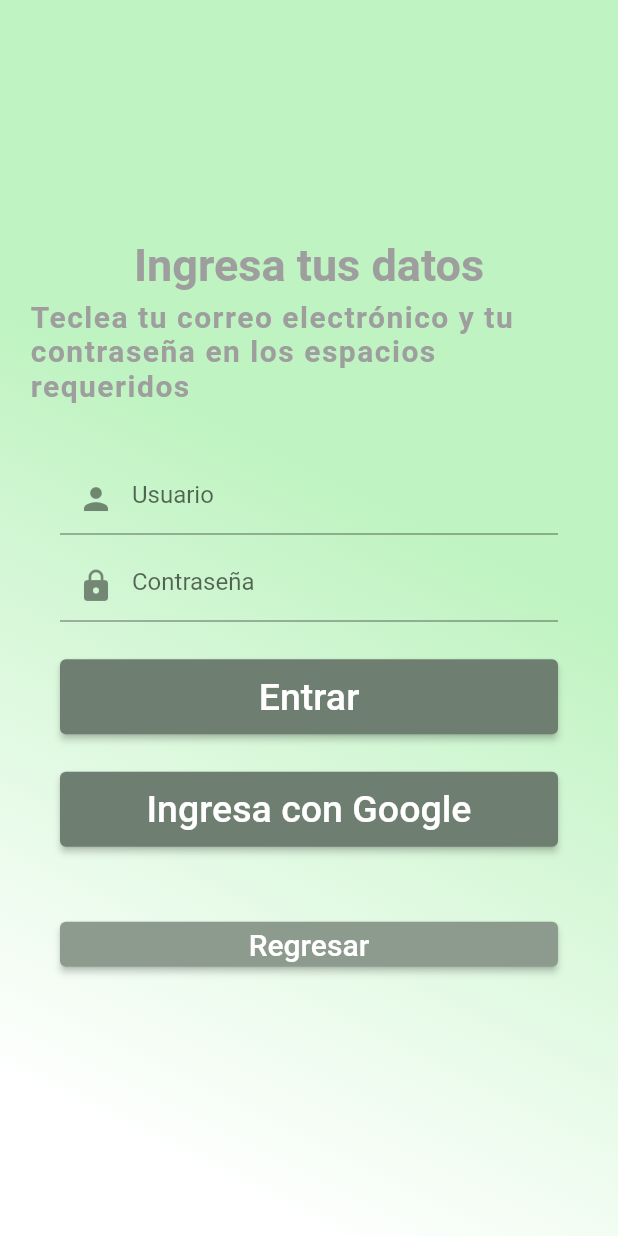
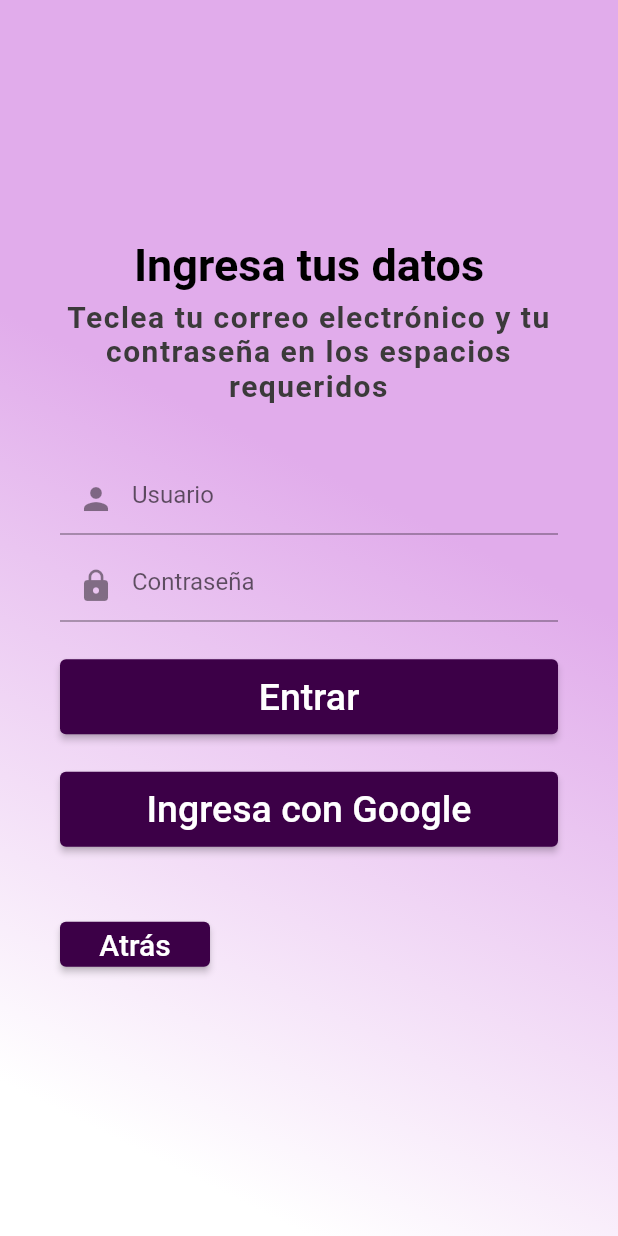
Before and after one commit to alexamgl/actividad2, a Flutter app: the screen it shows after launch, after a tap on "Siguiente 〉", on a phone screen of 412 x 824 dp. Run offline on Flutter 3.47's test engine with Material 2 defaults, Android fonts, the phone set to English and light mode, and no system bars.

Commit message:
envío 2

```diff
--- a/lib/pages/formulario.dart
+++ b/lib/pages/formulario.dart
@@ -1,5 +1,6 @@
 import 'package:flutter/material.dart';
 import 'package:actividad2/pages/welcome.dart';
+import 'package:flutter/services.dart';
 
 class Formulario extends StatefulWidget {
   const Formulario({super.key});
@@ -11,6 +12,9 @@ class Formulario extends StatefulWidget {
 class _FormularioState extends State<Formulario> {
   @override
   Widget build(BuildContext context) {
+    SystemChrome.setPreferredOrientations([DeviceOrientation.portraitUp]);
+    final orientation = MediaQuery.of(context).orientation;
+    final size = MediaQuery.of(context).size;
     return Scaffold(
       body: Stack(
         children: const [
@@ -30,7 +34,7 @@ class Fondo extends StatelessWidget {
     return Container(
       decoration: const BoxDecoration(
           gradient: LinearGradient(
-              colors: [Colors.white, Color.fromARGB(255, 191, 243, 193)],
+              colors: [Colors.white, Color.fromARGB(255, 225, 172, 235)],
               begin: Alignment.bottomCenter,
               end: Alignment.centerRight)),
     );
@@ -52,7 +56,7 @@ class Contenido extends StatelessWidget {
             child: Text(
               'Ingresa tus datos',
               style: TextStyle(
-                color: Colors.grey,
+                color: Colors.black,
                 fontSize: 30,
                 fontWeight: FontWeight.bold,
               ),
@@ -65,11 +69,12 @@ class Contenido extends StatelessWidget {
             child: Text(
               'Teclea tu correo electrónico y tu contraseña en los espacios requeridos',
               style: TextStyle(
-                color: Colors.grey,
+                color: Color.fromARGB(255, 59, 58, 58),
                 fontSize: 20,
                 letterSpacing: 1.0,
                 fontWeight: FontWeight.bold,
               ),
+              textAlign: TextAlign.center,
             ),
           ),
           SizedBox(
@@ -141,7 +146,7 @@ class _DatosState extends State<Datos> {
                 onPressed: () {},
                 style: ButtonStyle(
                     backgroundColor: MaterialStateProperty.all<Color>(
-                        Color.fromARGB(255, 110, 126, 112))),
+                        Color.fromARGB(255, 60, 0, 71))),
                 child: const Text(
                   'Entrar',
                   style: TextStyle(
@@ -160,7 +165,7 @@ class _DatosState extends State<Datos> {
                 onPressed: () {},
                 style: ButtonStyle(
                     backgroundColor: MaterialStateProperty.all<Color>(
-                        Color.fromARGB(255, 110, 126, 112))),
+                        Color.fromARGB(255, 60, 0, 71))),
                 child: const Text(
                   'Ingresa con Google',
                   style: TextStyle(
@@ -173,7 +178,7 @@ class _DatosState extends State<Datos> {
             height: 50,
           ),
           SizedBox(
-            width: double.infinity,
+            width: 100,
             height: 30,
             child: ElevatedButton(
                 onPressed: () {
@@ -182,9 +187,9 @@ class _DatosState extends State<Datos> {
                 },
                 style: ButtonStyle(
                     backgroundColor: MaterialStateProperty.all<Color>(
-                        Color.fromARGB(255, 141, 155, 142))),
+                        Color.fromARGB(255, 60, 0, 71))),
                 child: const Text(
-                  'Regresar',
+                  'Atrás',
                   style: TextStyle(
                     color: Colors.white,
                     fontSize: 20,
--- a/lib/pages/welcome.dart
+++ b/lib/pages/welcome.dart
@@ -29,9 +29,9 @@ class Fondo extends StatelessWidget {
   @override
   Widget build(BuildContext context) {
     return Container(
-      decoration: BoxDecoration(
+      decoration: const BoxDecoration(
           gradient: LinearGradient(
-              colors: [Colors.white, Colors.green.shade200],
+              colors: [Colors.white, Color.fromARGB(255, 60, 0, 71)],
               begin: Alignment.bottomCenter,
               end: Alignment.centerRight)),
     );
@@ -49,7 +49,10 @@ class Texto extends StatelessWidget {
           mainAxisAlignment: MainAxisAlignment.center,
           crossAxisAlignment: CrossAxisAlignment.center,
           children: [
-            Image.asset('assets/logo.png'),
+            SizedBox(
+              width: MediaQuery.of(context).size.width * 0.6,
+              child: Image.asset('assets/logo.png'),
+            ),
             const Center(
               child: Text(
                 'Bienvenido',
@@ -84,7 +87,7 @@ class Texto extends StatelessWidget {
                   },
                   style: ButtonStyle(
                       backgroundColor: MaterialStateProperty.all<Color>(
-                          Color.fromARGB(255, 129, 182, 134))),
+                          Color.fromARGB(255, 60, 0, 71))),
                   child: const Text(
                     'Siguiente 〉',
                     style: TextStyle(
```
